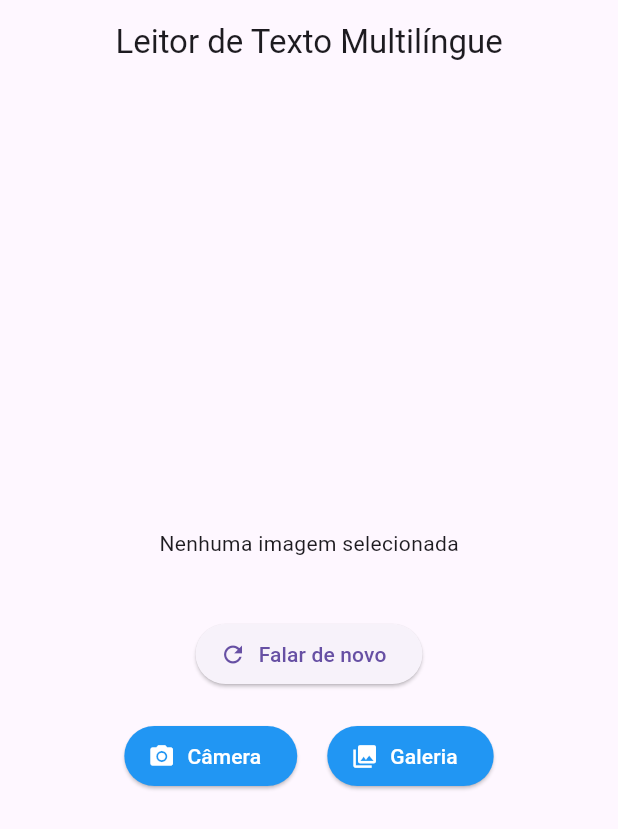
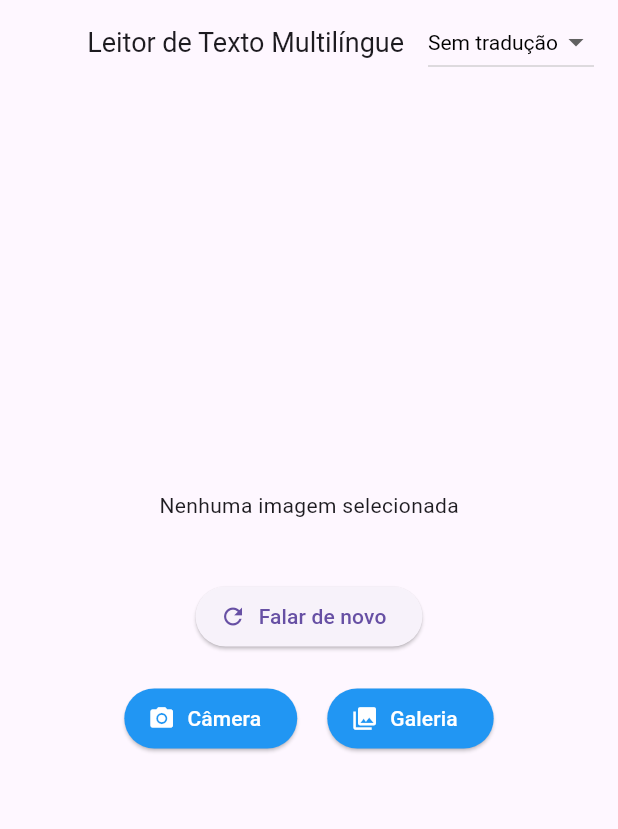
Before and after one commit to arthurritzel/reconhecimentoFalaTextoImagens, a Flutter app: the screen it shows after launch, after a tap on "Falar de novo", on a phone screen of 412 x 824 dp. Shown: the top 829 px of the screen. Run offline on Flutter 3.47's test engine with Material 3 defaults, Android fonts, the phone set to English and light mode, and no system bars; our stand-ins replace flutter_tts, image_picker; missing offline and left inert: google_mlkit_text_recognition, language_detector, translator.

Commit message:
traducao de texto

```diff
--- a/lib/main.dart
+++ b/lib/main.dart
@@ -3,6 +3,7 @@ import 'package:image_picker/image_picker.dart';
 import 'package:google_mlkit_text_recognition/google_mlkit_text_recognition.dart';
 import 'package:flutter_tts/flutter_tts.dart';
 import 'package:language_detector/language_detector.dart';
+import 'package:translator/translator.dart';
 import 'dart:io';
 
 void main() {
@@ -17,7 +18,7 @@ class TextRecognitionApp extends StatelessWidget {
       title: 'Leitor de Texto Multilíngue',
       theme: ThemeData(
         primarySwatch: Colors.blue,
-        visualDensity: VisualDensity.adaptivePlatformDensity
+        visualDensity: VisualDensity.adaptivePlatformDensity,
       ),
       home: TextRecognitionPage(),
     );
@@ -33,9 +34,27 @@ class _TextRecognitionPageState extends State<TextRecognitionPage> {
   File? _imageFile;
   String _recognizedText = 'Nenhum texto reconhecido ainda';
   String _detectedLanguage = 'Não detectado';
+  String ttsLanguage = 'pt-BR';
   late TextRecognizer _textRecognizer;
   final FlutterTts _flutterTts = FlutterTts();
   bool _isProcessing = false;
+  String _textoTraduzido = '';
+
+  String _targetLanguage = 'none';
+  final Map<String, String> _targetLanguages = {
+    'none': 'Sem tradução',
+    'pt': 'Português 🇧🇷',
+    'en': 'Inglês 🇺🇸',
+    'es': 'Espanhol 🇪🇸',
+    'fr': 'Francês 🇫🇷',
+    'de': 'Alemão 🇩🇪',
+    'it': 'Italiano 🇮🇹',
+    'ru': 'Russo 🇷🇺',
+    'ar': 'Árabe 🇸🇦',
+    'zh-cn': 'Chinês 🇨🇳',
+    'ja': 'Japonês 🇯🇵',
+    'ko': 'Coreano 🇰🇷',
+  };
 
   @override
   void initState() {
@@ -80,11 +99,14 @@ class _TextRecognitionPageState extends State<TextRecognitionPage> {
   Future<void> _processImage(File imageFile) async {
     try {
       final inputImage = InputImage.fromFile(imageFile);
-      final RecognizedText recognizedText = await _textRecognizer.processImage(inputImage);
+      final RecognizedText recognizedText = await _textRecognizer.processImage(
+        inputImage,
+      );
 
       setState(() {
         _imageFile = imageFile;
-        _recognizedText = recognizedText.text.isEmpty
+        _recognizedText =
+            recognizedText.text.isEmpty
                 ? 'Nenhum texto encontrado'
                 : recognizedText.text;
       });
@@ -92,8 +114,7 @@ class _TextRecognitionPageState extends State<TextRecognitionPage> {
       // Detectar idioma
       await _detectLanguage(_recognizedText);
 
-      // Configurar TTS para o idioma detectado
-      await _configureTextToSpeech(_detectedLanguage);
+      await _configureTextToSpeech(_detectedLanguage, _recognizedText);
 
       await _speakText(_recognizedText);
     } catch (e) {
@@ -143,7 +164,10 @@ class _TextRecognitionPageState extends State<TextRecognitionPage> {
     return languageNames[languageCode] ?? languageCode;
   }
 
-  Future<void> _configureTextToSpeech(String language) async {
+  Future<void> _configureTextToSpeech(
+    String language,
+    String reconizedText,
+  ) async {
     final Map<String, String> languageToTTSMap = {
       'Português': 'pt-BR',
       'Inglês': 'en-US',
@@ -158,7 +182,7 @@ class _TextRecognitionPageState extends State<TextRecognitionPage> {
       'Coreano': 'ko-KR',
     };
 
-    final ttsLanguage = languageToTTSMap[language] ?? 'pt-BR';
+    ttsLanguage = languageToTTSMap[language] ?? 'pt-BR';
 
     await _flutterTts.setLanguage(ttsLanguage);
   }
@@ -168,6 +192,26 @@ class _TextRecognitionPageState extends State<TextRecognitionPage> {
       await _flutterTts.setVolume(1.0);
       text = text.replaceAll('\n', ' ');
       text = text.replaceAll(RegExp(r'\s+'), ' ');
+
+      String fromTranslationLang = ttsLanguage.split('-')[0];
+
+      if (_targetLanguage != "none" && _targetLanguage != fromTranslationLang) {
+        final translator = GoogleTranslator();
+        var translation = await translator.translate(
+          text,
+          from: fromTranslationLang,
+          to: _targetLanguage,
+        );
+        text = translation.text;
+        await _flutterTts.setLanguage(_targetLanguage);
+        setState(() {
+          _textoTraduzido = translation.text;
+        });
+      } else {
+        _textoTraduzido = '';
+        await _flutterTts.setLanguage(ttsLanguage);
+      }
+
       await _flutterTts.speak(text);
     }
   }
@@ -175,7 +219,8 @@ class _TextRecognitionPageState extends State<TextRecognitionPage> {
   void _showErrorDialog(String message) {
     showDialog(
       context: context,
-      builder: (ctx) => AlertDialog(
+      builder:
+          (ctx) => AlertDialog(
             title: Text('Erro'),
             content: Text(message),
             actions: <Widget>[
@@ -184,7 +229,7 @@ class _TextRecognitionPageState extends State<TextRecognitionPage> {
                 onPressed: () {
                   Navigator.of(ctx).pop();
                 },
-          )
+              ),
             ],
           ),
     );
@@ -193,10 +238,32 @@ class _TextRecognitionPageState extends State<TextRecognitionPage> {
   @override
   Widget build(BuildContext context) {
     return Scaffold(
-
       appBar: AppBar(
-        title: Text('Leitor de Texto Multilíngue'),
+        title: Text('Leitor de Texto Multilíngue', style: TextStyle(fontSize: 18),),
         centerTitle: true,
+        actions: [
+          Padding(
+            padding: EdgeInsets.only(right: 16.0),
+            child: DropdownButton<String>(
+              value: _targetLanguage,
+              items:
+                  _targetLanguages.entries.map((entry) {
+                    return DropdownMenuItem<String>(
+                      value: entry.key,
+                      child: Text(entry.value),
+                    );
+                  }).toList(),
+              style: TextStyle(color: Colors.black),
+              onChanged: (String? newValue) {
+                setState(() {
+                  _targetLanguage = newValue!;
+                  _textoTraduzido = '';
+                  _speakText(_recognizedText);
+                });
+              },
+            ),
+          ),
+        ],
       ),
       body: Center(
         child: SingleChildScrollView(
@@ -204,11 +271,15 @@ class _TextRecognitionPageState extends State<TextRecognitionPage> {
             mainAxisAlignment: MainAxisAlignment.center,
             children: <Widget>[
               _imageFile != null
-                  ? Image.file(
+                ? Container(
+                    constraints: BoxConstraints(
+                      maxHeight: 400,
+                      maxWidth: MediaQuery.of(context).size.width * 0.9,
+                    ),
+                    child: Image.file(
                       _imageFile!,
-                      height: 300,
-                      width: 300,
-                      fit: BoxFit.cover,
+                      fit: BoxFit.contain,
+                    ),
                   )
                 : Text('Nenhuma imagem selecionada'),
 
@@ -226,21 +297,75 @@ class _TextRecognitionPageState extends State<TextRecognitionPage> {
 
               _imageFile != null
                   ? Padding(
+                  padding: const EdgeInsets.symmetric(horizontal: 16.0, vertical: 8.0),
+                  child: Card(
+                    elevation: 2,
+                    color: Colors.blue.shade50,
+                    child: Padding(
                       padding: const EdgeInsets.all(16.0),
-                      child: Text(
+                      child: Column(
+                        crossAxisAlignment: CrossAxisAlignment.start,
+                        children: [
+                          Text(
+                            'Texto reconhecido:',
+                            style: TextStyle(
+                              fontWeight: FontWeight.bold,
+                              fontSize: 16,
+                              color: Colors.blue.shade800,
+                            ),
+                          ),
+                          SizedBox(height: 8),
+                          _recognizedText.isEmpty
+                              ? Center(child: CircularProgressIndicator())
+                              : Text(
                                   _recognizedText,
-                        textAlign: TextAlign.center,
                                   style: TextStyle(fontSize: 16),
+                                ),
+                        ],
+                      ),
+                    ),
                   ),
                 )
                   : Container(),
 
+              _textoTraduzido != '' && _imageFile != null
+                  ? Padding(
+                  padding: const EdgeInsets.symmetric(horizontal: 16.0, vertical: 8.0),
+                  child: Card(
+                    elevation: 2,
+                    color: Colors.blue.shade50,
+                    child: Padding(
+                      padding: const EdgeInsets.all(16.0),
+                      child: Column(
+                        crossAxisAlignment: CrossAxisAlignment.start,
+                        children: [
+                          Text(
+                            'Tradução (${_targetLanguages[_targetLanguage]}):',
+                            style: TextStyle(
+                              fontWeight: FontWeight.bold,
+                              fontSize: 16,
+                              color: Colors.blue.shade800,
+                            ),
+                          ),
+                          SizedBox(height: 8),
+                          _textoTraduzido.isEmpty
+                              ? Center(child: CircularProgressIndicator())
+                              : Text(
+                                  _textoTraduzido,
+                                  style: TextStyle(fontSize: 16),
+                                ),
+                        ],
+                      ),
+                    ),
+                  ),
+                )
+                  : Container(),
 
               SizedBox(height: 20),
               ElevatedButton.icon(
-                onPressed: () =>{_speakText(_recognizedText)},
+                onPressed: () => {_speakText(_recognizedText)},
                 label: Text("Falar de novo"),
-                icon: Icon(Icons.refresh)
+                icon: Icon(Icons.refresh),
               ),
               SizedBox(height: 20),
               Row(
@@ -250,9 +375,15 @@ class _TextRecognitionPageState extends State<TextRecognitionPage> {
                     style: ElevatedButton.styleFrom(
                       backgroundColor: Colors.blue,
                     ),
-                    icon: Icon(Icons.camera_alt, color: Colors.white,),
-                    label: Text('Câmera', style: TextStyle(color: Colors.white)),
-                    onPressed: _isProcessing ? null : () => _pickImage(ImageSource.camera),
+                    icon: Icon(Icons.camera_alt, color: Colors.white),
+                    label: Text(
+                      'Câmera',
+                      style: TextStyle(color: Colors.white),
+                    ),
+                    onPressed:
+                        _isProcessing
+                            ? null
+                            : () => _pickImage(ImageSource.camera),
                   ),
                   SizedBox(width: 20),
                   ElevatedButton.icon(
@@ -260,11 +391,18 @@ class _TextRecognitionPageState extends State<TextRecognitionPage> {
                       backgroundColor: Colors.blue,
                     ),
                     icon: Icon(Icons.photo_library, color: Colors.white),
-                    label: Text('Galeria', style: TextStyle(color: Colors.white)),
-                    onPressed: _isProcessing ? null : () => _pickImage(ImageSource.gallery),
+                    label: Text(
+                      'Galeria',
+                      style: TextStyle(color: Colors.white),
+                    ),
+                    onPressed:
+                        _isProcessing
+                            ? null
+                            : () => _pickImage(ImageSource.gallery),
                   ),
                 ],
               ),
+              SizedBox(height: 50),
 
               if (_isProcessing)
                 Padding(
--- a/pubspec.yaml
+++ b/pubspec.yaml
@@ -34,6 +34,7 @@ dependencies:
   google_mlkit_text_recognition: ^0.15.0
   flutter_tts: ^4.2.2
   language_detector: ^1.0.1
+  translator: ^1.0.3+1
 
   # The following adds the Cupertino Icons font to your application.
   # Use with the CupertinoIcons class for iOS style icons.
```
Also changed, not shown: pubspec.lock. Lines whose indentation alone changed are shown as unchanged.
